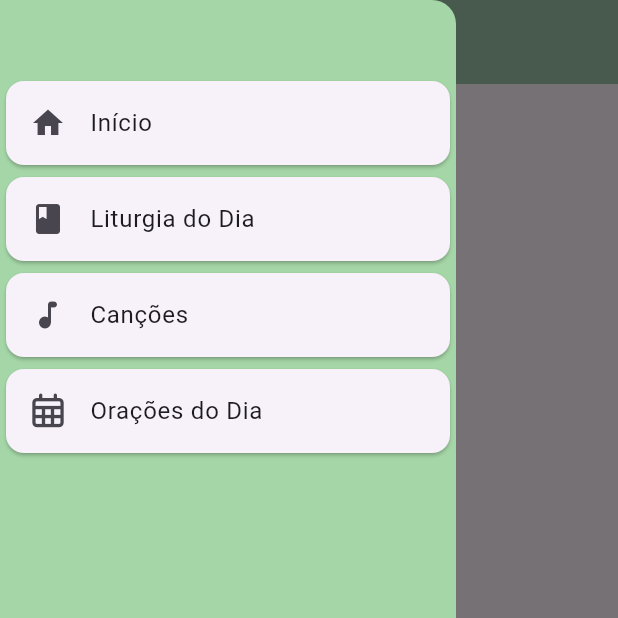
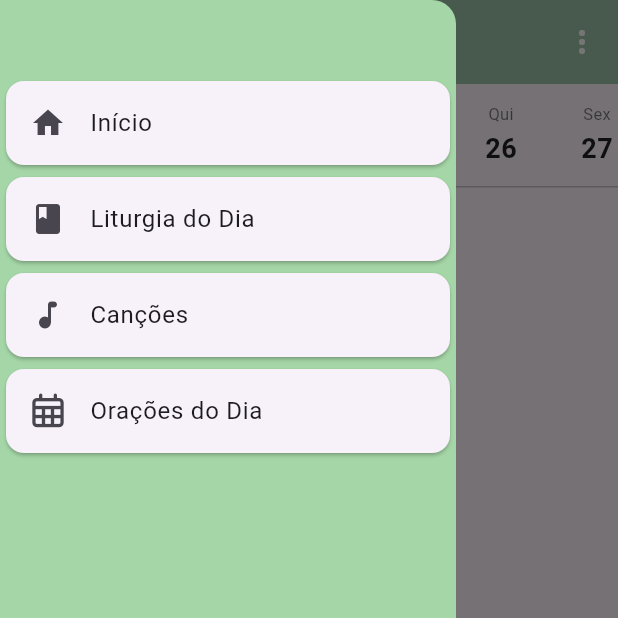
Before and after one commit to Thallanar/liturgia_diaria, a Flutter app: the LiturgiaPage screen opened directly, with the side drawer open, on a phone screen of 412 x 824 dp, the top half of it. Run offline on Flutter 3.47's test engine with Material 3 defaults, Android fonts, the phone set to English and light mode, and no system bars; our stand-ins replace cached_network_image, font_awesome_flutter, webview_flutter; network calls fail.

Commit message:
fix: menu Sobre, título centralizado e barra de datas ±14 dias
- Restaura PopupMenuButton (Sobre) e centerTitle na AppBar
- Corrige cálculo de offset do scroll para centralizar o dia atual
- Expande seletor de datas de ±7 para ±14 dias

Co-Authored-By: Claude Sonnet 4.6 <noreply@anthropic.com>

```diff
--- a/lib/interface/appbar/appbar.dart
+++ b/lib/interface/appbar/appbar.dart
@@ -16,8 +16,8 @@ AppBar customAppBar(BuildContext context, String title, {bool haveDrawer = true}
             ),
           )
         : null,
-    title: Center(
-      child: Text(
+    centerTitle: true,
+    title: Text(
       title,
       style: TextStyle(
         color:
@@ -25,10 +25,30 @@ AppBar customAppBar(BuildContext context, String title, {bool haveDrawer = true}
                 ? Colors.black
                 : Colors.white,
         fontFamily: 'StoryScript',
-          fontWeight: FontWeight.bold
+        fontWeight: FontWeight.bold,
       ),
     ),
+    actions: [
+      PopupMenuButton<String>(
+        icon: Icon(
+          Icons.more_vert,
+          color: MediaQuery.of(context).platformBrightness == Brightness.dark
+              ? Colors.black
+              : Colors.white,
         ),
+        onSelected: (value) {
+          if (value == 'sobre') {
+            Navigator.pushNamed(context, '/sobre');
+          }
+        },
+        itemBuilder: (context) => const [
+          PopupMenuItem(
+            value: 'sobre',
+            child: Text('Sobre'),
+          ),
+        ],
+      ),
+    ],
     backgroundColor:
         MediaQuery.of(context).platformBrightness == Brightness.dark
             ? Colors.blue[200]
--- a/lib/pages/liturgia.dart
+++ b/lib/pages/liturgia.dart
@@ -18,22 +18,75 @@ class _LiturgiaPageState extends State<LiturgiaPage> {
   bool _isLoading = false;
   String? _errorMessage;
 
+  final DateTime _today = DateTime(
+    DateTime.now().year,
+    DateTime.now().month,
+    DateTime.now().day,
+  );
+  late DateTime _selectedDate;
+  final ScrollController _dateScrollController = ScrollController();
+
+  static const int _rangeDays = 14;
+  static const double _chipWidth = 56.0;
+  static const double _chipMargin = 4.0;
+
   @override
   void initState() {
     super.initState();
+    _selectedDate = _today;
     _carregarLiturgia();
+    WidgetsBinding.instance.addPostFrameCallback((_) => _scrollToSelected());
   }
 
-  Future<void> _carregarLiturgia() async {
+  @override
+  void dispose() {
+    _dateScrollController.dispose();
+    super.dispose();
+  }
+
+  bool _isSameDay(DateTime a, DateTime b) =>
+      a.year == b.year && a.month == b.month && a.day == b.day;
+
+  int get _selectedIndex =>
+      _rangeDays + _selectedDate.difference(_today).inDays;
+
+  void _scrollToSelected() {
+    if (!_dateScrollController.hasClients) return;
+    const listPadding = 8.0;
+    final screenWidth = MediaQuery.of(context).size.width;
+    final effectiveWidth = _chipWidth + _chipMargin * 2;
+    final offset = listPadding
+        + _selectedIndex * effectiveWidth
+        + effectiveWidth / 2
+        - screenWidth / 2;
+    _dateScrollController.jumpTo(
+      offset.clamp(0.0, _dateScrollController.position.maxScrollExtent),
+    );
+  }
+
+  Future<void> _carregarLiturgia({DateTime? data}) async {
+    final date = data ?? _selectedDate;
     setState(() {
       _isLoading = true;
       _errorMessage = null;
+      _selectedDate = date;
     });
 
-    final data = await _apiService.getLiturgiaDoDia();
-    if (data != null) {
+    final Map<String, dynamic>? result;
+    if (_isSameDay(date, _today)) {
+      result = await _apiService.getLiturgiaDoDia();
+    } else {
+      result = await _apiService.getLiturgiaData(
+        dia: date.day,
+        mes: date.month,
+        ano: date.year,
+      );
+    }
+
+    if (!mounted) return;
+    if (result != null) {
       setState(() {
-        _liturgia = LiturgiaModel.fromJson(data);
+        _liturgia = LiturgiaModel.fromJson(result!);
         _isLoading = false;
       });
     } else {
@@ -44,20 +97,88 @@ class _LiturgiaPageState extends State<LiturgiaPage> {
     }
   }
 
-  @override
-  Widget build(BuildContext context) {
-    return Scaffold(
-      drawer: const MyDrawer(),
-      appBar: customAppBar(context, "Liturgia do Dia"),
-      body: _isLoading
-          ? const Center(child: CircularProgressIndicator())
-          : _errorMessage != null
-              ? Center(
+  Widget _buildDateStrip() {
+    const weekdays = ['Dom', 'Seg', 'Ter', 'Qua', 'Qui', 'Sex', 'Sáb'];
+    final isDark = MediaQuery.of(context).platformBrightness == Brightness.dark;
+    final primaryColor = isDark ? Colors.blue[300]! : Colors.green[700]!;
+    final totalItems = _rangeDays * 2 + 1;
+
+    return SizedBox(
+      height: 68,
+      child: ListView.builder(
+        controller: _dateScrollController,
+        scrollDirection: Axis.horizontal,
+        padding: const EdgeInsets.symmetric(horizontal: 8, vertical: 8),
+        itemCount: totalItems,
+        itemBuilder: (context, index) {
+          final date = _today.add(Duration(days: index - _rangeDays));
+          final isSelected = _isSameDay(date, _selectedDate);
+          final isToday = _isSameDay(date, _today);
+
+          return GestureDetector(
+            onTap: () => _carregarLiturgia(data: date),
+            child: AnimatedContainer(
+              duration: const Duration(milliseconds: 180),
+              margin: EdgeInsets.symmetric(horizontal: _chipMargin),
+              width: _chipWidth,
+              decoration: BoxDecoration(
+                color: isSelected
+                    ? primaryColor
+                    : isToday
+                        ? primaryColor.withAlpha(30)
+                        : Colors.transparent,
+                borderRadius: BorderRadius.circular(12),
+                border: isToday && !isSelected
+                    ? Border.all(color: primaryColor, width: 1.5)
+                    : null,
+              ),
               child: Column(
                 mainAxisAlignment: MainAxisAlignment.center,
                 children: [
-                      const Icon(Icons.error_outline,
-                          size: 60, color: Colors.red),
+                  Text(
+                    weekdays[date.weekday % 7],
+                    style: TextStyle(
+                      fontSize: 11,
+                      color: isSelected
+                          ? Colors.white
+                          : isDark
+                              ? Colors.white60
+                              : Colors.black54,
+                    ),
+                  ),
+                  const SizedBox(height: 2),
+                  Text(
+                    '${date.day}',
+                    style: TextStyle(
+                      fontSize: 18,
+                      fontWeight: FontWeight.bold,
+                      color: isSelected
+                          ? Colors.white
+                          : isDark
+                              ? Colors.white
+                              : Colors.black87,
+                    ),
+                  ),
+                ],
+              ),
+            ),
+          );
+        },
+      ),
+    );
+  }
+
+  @override
+  Widget build(BuildContext context) {
+    final Widget content;
+    if (_isLoading) {
+      content = const Center(child: CircularProgressIndicator());
+    } else if (_errorMessage != null) {
+      content = Center(
+        child: Column(
+          mainAxisAlignment: MainAxisAlignment.center,
+          children: [
+            const Icon(Icons.error_outline, size: 60, color: Colors.red),
             const SizedBox(height: 16),
             Text(_errorMessage!),
             const SizedBox(height: 16),
@@ -67,12 +188,25 @@ class _LiturgiaPageState extends State<LiturgiaPage> {
             ),
           ],
         ),
-                )
-              : _liturgia == null
-                  ? const Center(child: Text('Nenhuma liturgia disponível'))
-                  : LiturgiaContent(
+      );
+    } else if (_liturgia == null) {
+      content = const Center(child: Text('Nenhuma liturgia disponível'));
+    } else {
+      content = LiturgiaContent(
         liturgia: _liturgia!,
-                      onRefresh: _carregarLiturgia,
+        onRefresh: () => _carregarLiturgia(),
+      );
+    }
+
+    return Scaffold(
+      drawer: const MyDrawer(),
+      appBar: customAppBar(context, "Liturgia do Dia"),
+      body: Column(
+        children: [
+          _buildDateStrip(),
+          const Divider(height: 1),
+          Expanded(child: content),
+        ],
       ),
     );
   }
@@ -126,14 +260,11 @@ class _LiturgiaContentState extends State<LiturgiaContent>
   Widget build(BuildContext context) {
     return Column(
       children: [
-        // TabBar
         if (_tabController != null)
           buildLiturgiaTabBar(
             tabController: _tabController!,
             liturgia: widget.liturgia,
           ),
-
-        // TabBarView
         if (_tabController != null)
           buildLiturgiaTabBarView(
             tabController: _tabController!,
@@ -208,9 +339,7 @@ class _LiturgiaContentState extends State<LiturgiaContent>
                 ),
               ),
             ] else ...[
-              const Center(
-                child: Text('Primeira leitura não disponível'),
-              ),
+              const Center(child: Text('Primeira leitura não disponível')),
             ],
           ],
         ),
@@ -343,9 +472,7 @@ class _LiturgiaContentState extends State<LiturgiaContent>
                 ),
               ),
             ] else ...[
-              const Center(
-                child: Text('Segunda leitura não disponível'),
-              ),
+              const Center(child: Text('Segunda leitura não disponível')),
             ],
           ],
         ),
@@ -400,9 +527,7 @@ class _LiturgiaContentState extends State<LiturgiaContent>
                 ),
               ),
             ] else ...[
-              const Center(
-                child: Text('Evangelho não disponível'),
-              ),
+              const Center(child: Text('Evangelho não disponível')),
             ],
           ],
         ),
```
Lines whose indentation alone changed are shown as unchanged.
